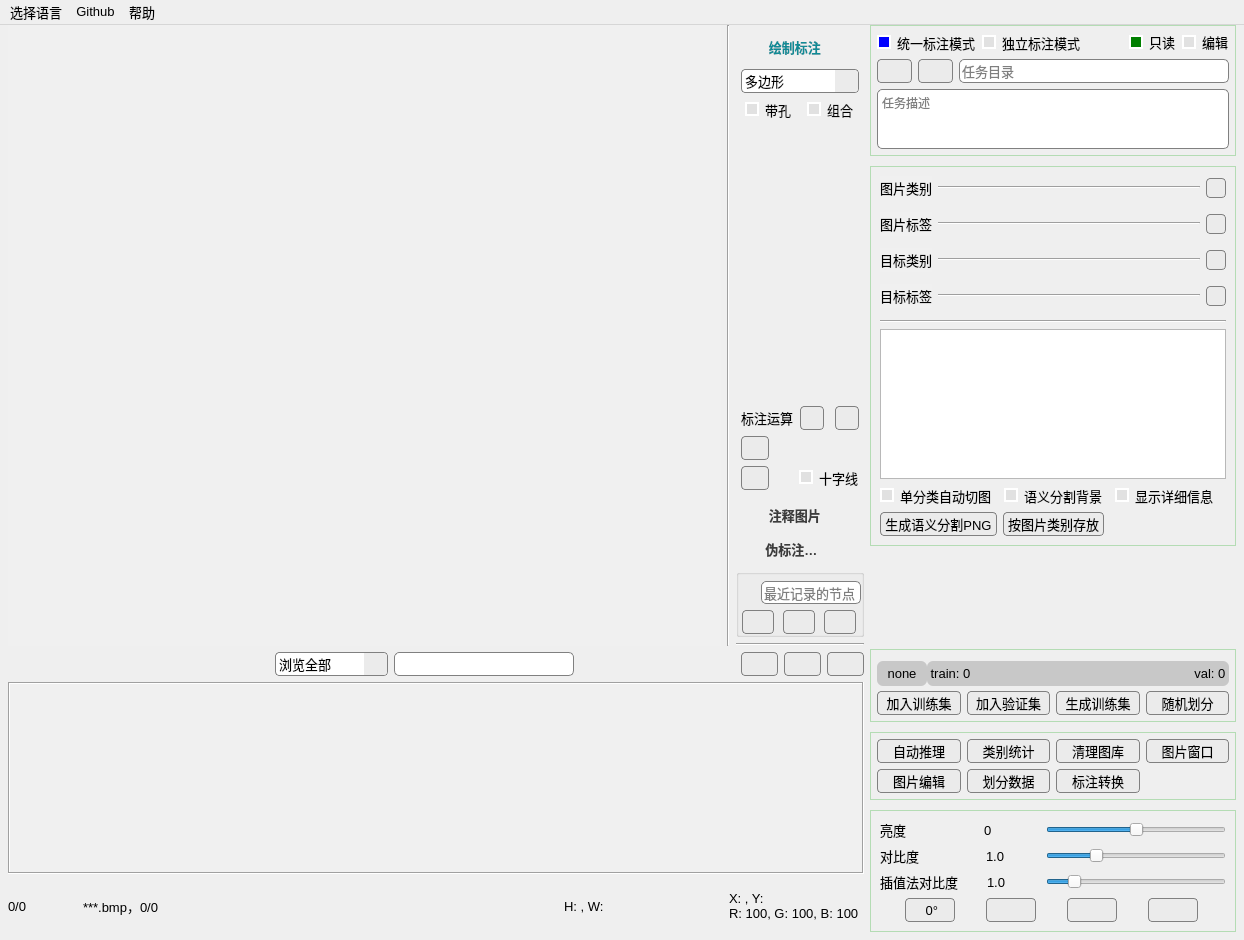
feiyuhuahuo/HuaHuoLabel, file main_window.ui: the form before one commit.
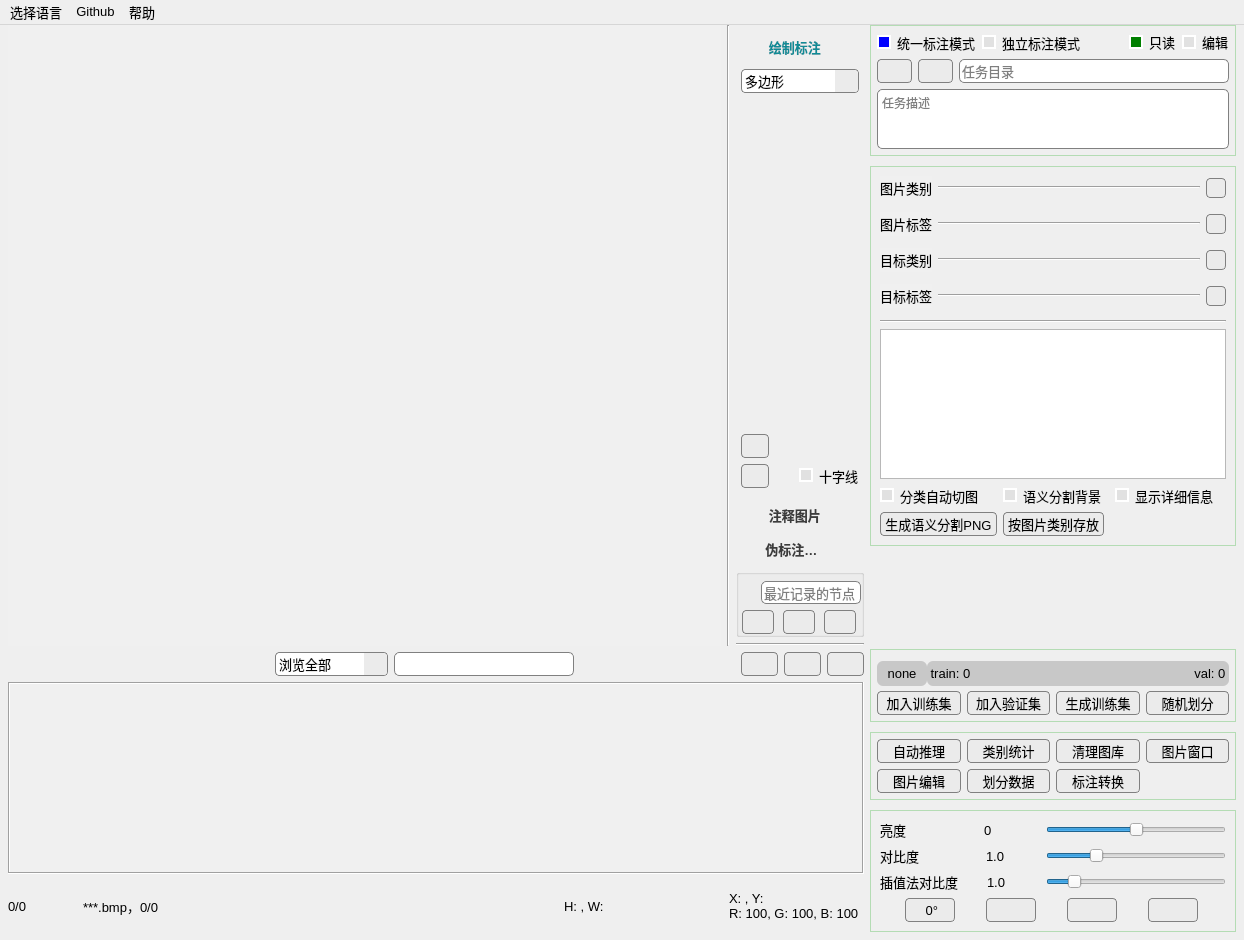
The form after the commit. Icons and pictures are not drawn. Custom widgets are drawn as their Qt base class.

Patch:
```diff
--- a/main_window.ui
+++ b/main_window.ui
@@ -163,7 +163,7 @@
              <attribute name="label">
               <string>        绘制标注</string>
              </attribute>
-             <layout class="QVBoxLayout" name="verticalLayout_2" stretch="1,0,50,1,0,0,1">
+             <layout class="QVBoxLayout" name="verticalLayout_2" stretch="1,50,0,0,1">
               <property name="spacing">
                <number>6</number>
               </property>
@@ -252,58 +252,6 @@
                 </item>
                </widget>
               </item>
-              <item>
-               <layout class="QHBoxLayout" name="horizontalLayout_19">
-                <item alignment="Qt::AlignHCenter">
-                 <widget class="QCheckBox" name="checkBox_hole">
-                  <property name="font">
-                   <font>
-                    <pointsize>10</pointsize>
-                   </font>
-                  </property>
-                  <property name="styleSheet">
-                   <string notr="true">QCheckBox::indicator{ 
-border:  2px solid white; 
- }
-QCheckBox::indicator:checked {
-    background-color:       blue;
-}
-
-QCheckBox::indicator:unchecked {
-    background-color:       rgb(225, 225, 225);
-}</string>
-                  </property>
-                  <property name="text">
-                   <string>带孔</string>
-                  </property>
-                 </widget>
-                </item>
-                <item alignment="Qt::AlignHCenter">
-                 <widget class="QCheckBox" name="checkBox_union">
-                  <property name="font">
-                   <font>
-                    <pointsize>10</pointsize>
-                   </font>
-                  </property>
-                  <property name="styleSheet">
-                   <string notr="true">QCheckBox::indicator{ 
-border:  2px solid white; 
- }
-QCheckBox::indicator:checked {
-    background-color:       blue;
-}
-
-QCheckBox::indicator:unchecked {
-    background-color:       rgb(225, 225, 225);
-}</string>
-                  </property>
-                  <property name="text">
-                   <string>组合</string>
-                  </property>
-                 </widget>
-                </item>
-               </layout>
-              </item>
               <item>
                <widget class="ObjList" name="obj_list" native="true">
                 <property name="sizePolicy">
@@ -325,126 +273,6 @@
                 </property>
                </widget>
               </item>
-              <item>
-               <layout class="QHBoxLayout" name="horizontalLayout_23">
-                <item alignment="Qt::AlignLeft">
-                 <widget class="QLabel" name="label_7">
-                  <property name="font">
-                   <font>
-                    <pointsize>10</pointsize>
-                   </font>
-                  </property>
-                  <property name="text">
-                   <string>标注运算</string>
-                  </property>
-                 </widget>
-                </item>
-                <item alignment="Qt::AlignHCenter">
-                 <widget class="QPushButton" name="pushButton_bing">
-                  <property name="minimumSize">
-                   <size>
-                    <width>0</width>
-                    <height>24</height>
-                   </size>
-                  </property>
-                  <property name="maximumSize">
-                   <size>
-                    <width>24</width>
-                    <height>24</height>
-                   </size>
-                  </property>
-                  <property name="toolTip">
-                   <string>并集运算</string>
-                  </property>
-                  <property name="styleSheet">
-                   <string notr="true">QPushButton
-{background-color: rgb(235, 235, 235);
-border: 1px solid gray;
-border-radius: 4px;
-padding-left:4px;
-padding-right:4px;
-
-
-}
- QPushButton:hover {
-            background-color:  rgb(225, 225, 225);
-}
-
- QPushButton:pressed {
-            background-color:  rgb(215, 215, 215);
-        }        
-
-</string>
-                  </property>
-                  <property name="text">
-                   <string/>
-                  </property>
-                  <property name="icon">
-                   <iconset>
-                    <normaloff>images/operation/bing.png</normaloff>images/operation/bing.png</iconset>
-                  </property>
-                  <property name="iconSize">
-                   <size>
-                    <width>13</width>
-                    <height>15</height>
-                   </size>
-                  </property>
-                 </widget>
-                </item>
-                <item alignment="Qt::AlignRight">
-                 <widget class="QPushButton" name="pushButton_cha">
-                  <property name="minimumSize">
-                   <size>
-                    <width>0</width>
-                    <height>24</height>
-                   </size>
-                  </property>
-                  <property name="maximumSize">
-                   <size>
-                    <width>24</width>
-                    <height>24</height>
-                   </size>
-                  </property>
-                  <property name="toolTip">
-                   <string>差集运算</string>
-                  </property>
-                  <property name="styleSheet">
-                   <string notr="true">QPushButton
-{background-color: rgb(235, 235, 235);
-border: 1px solid gray;
-border-radius: 4px;
-padding-left:4px;
-padding-right:4px;
-
-
-}
- QPushButton:hover {
-            background-color:  rgb(225, 225, 225);
-}
-
- QPushButton:pressed {
-            background-color:  rgb(215, 215, 215);
-        }        
-
-</string>
-                  </property>
-                  <property name="text">
-                   <string/>
-                  </property>
-                  <property name="icon">
-                   <iconset>
-                    <normaloff>images/operation/cha.png</normaloff>images/operation/cha.png</iconset>
-                  </property>
-                  <property name="iconSize">
-                   <size>
-                    <width>13</width>
-                    <height>15</height>
-                   </size>
-                  </property>
-                 </widget>
-                </item>
-               </layout>
-              </item>
               <item>
                <layout class="QHBoxLayout" name="horizontalLayout">
                 <property name="spacing">
@@ -2855,7 +2683,7 @@
 </string>
              </property>
              <property name="text">
-              <string>单分类自动切图</string>
+              <string>分类自动切图</string>
              </property>
              <property name="checked">
               <bool>false</bool>
```
Left out of the diff: 19 changed lines with no effect on the pictures.
